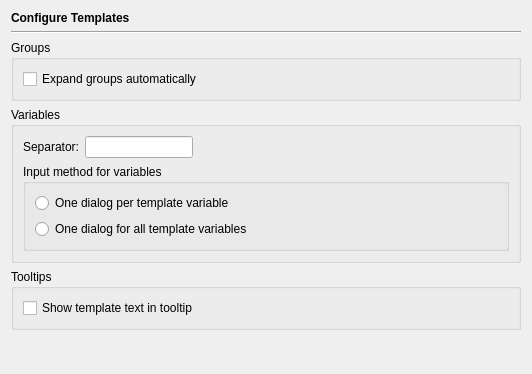
This is Preferences/ConfigurationPages/TemplatesPage.ui in testmana2/test as Qt 5 draws it before an edit. The edited form follows.
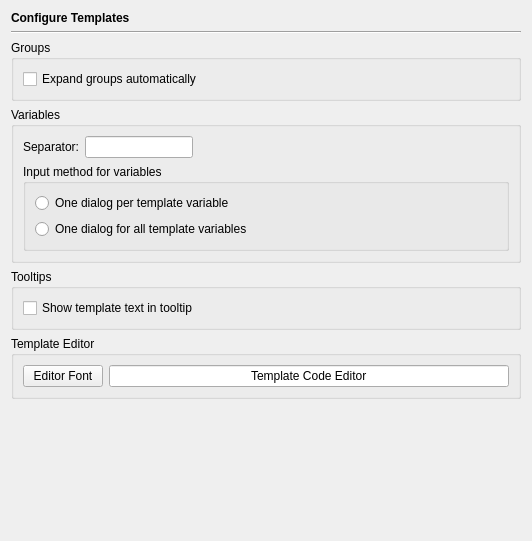
This is the edited form.

Commit message: Added a configurable template code editor font.

The edit to the form file:
```diff
--- a/Preferences/ConfigurationPages/TemplatesPage.ui
+++ b/Preferences/ConfigurationPages/TemplatesPage.ui
@@ -1,15 +1,15 @@
 <ui version="4.0" >
  <class>TemplatesPage</class>
- <widget class="QWidget" name="TemplatesPage" >
-  <property name="geometry" >
+ <widget class="QWidget" name="TemplatesPage">
+  <property name="geometry">
    <rect>
     <x>0</x>
     <y>0</y>
     <width>532</width>
-    <height>374</height>
+    <height>541</height>
    </rect>
   </property>
-  <layout class="QVBoxLayout" >
+  <layout class="QVBoxLayout" name="verticalLayout">
    <item>
     <widget class="QLabel" name="headerLabel" >
      <property name="text" >
@@ -149,6 +149,41 @@
      </layout>
     </widget>
    </item>
+   <item>
+    <widget class="QGroupBox" name="groupBox_5">
+     <property name="title">
+      <string>Template Editor</string>
+     </property>
+     <layout class="QGridLayout" name="gridLayout">
+      <item row="0" column="0">
+       <widget class="QPushButton" name="editorFontButton">
+        <property name="toolTip">
+         <string>Press to select the font to be used for the code editor</string>
+        </property>
+        <property name="text">
+         <string>Editor Font</string>
+        </property>
+       </widget>
+      </item>
+      <item row="0" column="1">
+       <widget class="QLineEdit" name="editorFontSample">
+        <property name="focusPolicy">
+         <enum>Qt::NoFocus</enum>
+        </property>
+        <property name="text">
+         <string>Template Code Editor</string>
+        </property>
+        <property name="alignment">
+         <set>Qt::AlignHCenter</set>
+        </property>
+        <property name="readOnly">
+         <bool>true</bool>
+        </property>
+       </widget>
+      </item>
+     </layout>
+    </widget>
+   </item>
    <item>
     <spacer>
      <property name="orientation" >
```
Left out of the diff: 91 changed lines with no effect on the pictures. The commit also changes 17 other files.
